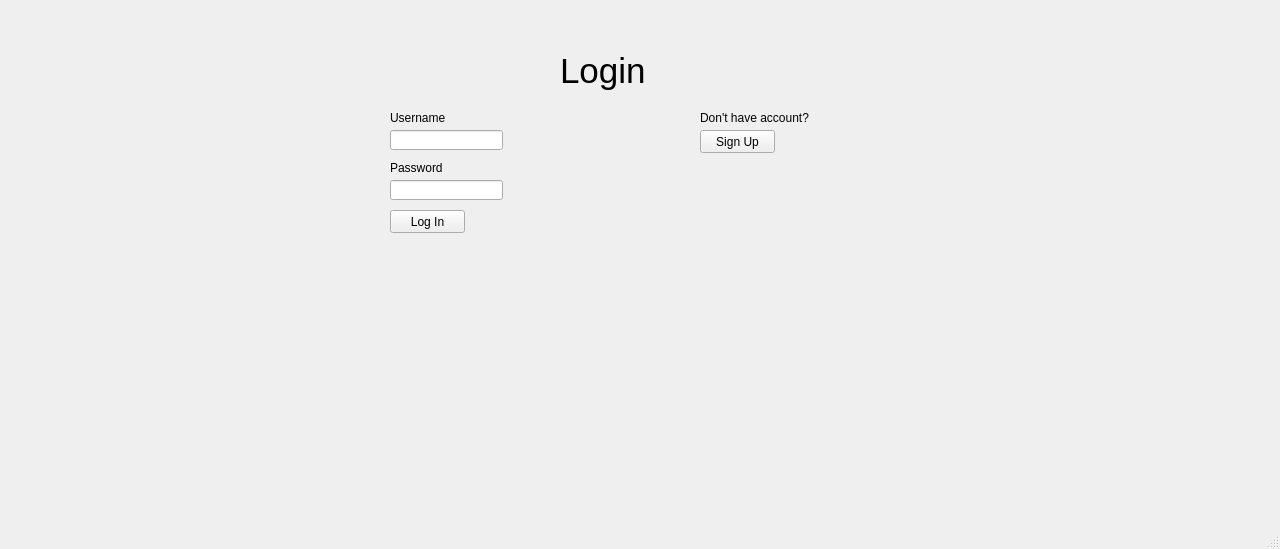
The window that bin/login.ui (HKavalos/ToGather) describes before a commit, drawn with Qt 5.
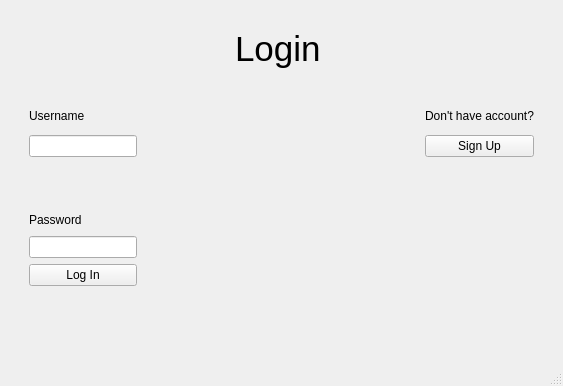
The same window after the commit.

Patch:
```diff
--- a/bin/login.ui
+++ b/bin/login.ui
@@ -6,129 +6,227 @@
    <rect>
     <x>0</x>
     <y>0</y>
-    <width>1280</width>
-    <height>549</height>
+    <width>563</width>
+    <height>386</height>
    </rect>
   </property>
   <property name="windowTitle">
    <string>MainWindow</string>
   </property>
   <widget class="QWidget" name="centralwidget">
-   <widget class="QLabel" name="login_title">
-    <property name="geometry">
-     <rect>
-      <x>560</x>
-      <y>40</y>
-      <width>131</width>
-      <height>61</height>
-     </rect>
-    </property>
-    <property name="font">
-     <font>
-      <pointsize>26</pointsize>
-     </font>
-    </property>
-    <property name="text">
-     <string>Login</string>
-    </property>
-   </widget>
-   <widget class="QLineEdit" name="login_username_entry">
-    <property name="geometry">
-     <rect>
-      <x>390</x>
-      <y>130</y>
-      <width>113</width>
-      <height>20</height>
-     </rect>
-    </property>
-   </widget>
-   <widget class="QLineEdit" name="login_password_entry">
-    <property name="geometry">
-     <rect>
-      <x>390</x>
-      <y>180</y>
-      <width>113</width>
-      <height>20</height>
-     </rect>
-    </property>
-   </widget>
-   <widget class="QLabel" name="login_username_label">
-    <property name="geometry">
-     <rect>
-      <x>390</x>
-      <y>110</y>
-      <width>111</width>
-      <height>16</height>
-     </rect>
-    </property>
-    <property name="text">
-     <string>Username</string>
-    </property>
-   </widget>
-   <widget class="QLabel" name="login_pass_label">
-    <property name="geometry">
-     <rect>
-      <x>390</x>
-      <y>160</y>
-      <width>111</width>
-      <height>16</height>
-     </rect>
-    </property>
-    <property name="text">
-     <string>Password</string>
-    </property>
-   </widget>
-   <widget class="QLabel" name="no_acc_label">
-    <property name="geometry">
-     <rect>
-      <x>700</x>
-      <y>110</y>
-      <width>121</width>
-      <height>16</height>
-     </rect>
-    </property>
-    <property name="text">
-     <string>Don't have account?</string>
-    </property>
-   </widget>
-   <widget class="QPushButton" name="signup_button">
-    <property name="geometry">
-     <rect>
-      <x>700</x>
-      <y>130</y>
-      <width>75</width>
-      <height>23</height>
-     </rect>
-    </property>
-    <property name="text">
-     <string>Sign Up</string>
-    </property>
-   </widget>
-   <widget class="QPushButton" name="login_acc_button">
-    <property name="geometry">
-     <rect>
-      <x>390</x>
-      <y>210</y>
-      <width>75</width>
-      <height>23</height>
-     </rect>
-    </property>
-    <property name="text">
-     <string>Log In</string>
-    </property>
-   </widget>
+   <layout class="QGridLayout" name="gridLayout">
+    <item row="8" column="3">
+     <spacer name="horizontalSpacer_2">
+      <property name="orientation">
+       <enum>Qt::Horizontal</enum>
+      </property>
+      <property name="sizeHint" stdset="0">
+       <size>
+        <width>40</width>
+        <height>20</height>
+       </size>
+      </property>
+     </spacer>
+    </item>
+    <item row="12" column="1">
+     <spacer name="verticalSpacer_5">
+      <property name="orientation">
+       <enum>Qt::Vertical</enum>
+      </property>
+      <property name="sizeHint" stdset="0">
+       <size>
+        <width>20</width>
+        <height>40</height>
+       </size>
+      </property>
+     </spacer>
+    </item>
+    <item row="11" column="1">
+     <spacer name="verticalSpacer_4">
+      <property name="orientation">
+       <enum>Qt::Vertical</enum>
+      </property>
+      <property name="sizeHint" stdset="0">
+       <size>
+        <width>20</width>
+        <height>40</height>
+       </size>
+      </property>
+     </spacer>
+    </item>
+    <item row="1" column="1">
+     <spacer name="verticalSpacer_6">
+      <property name="orientation">
+       <enum>Qt::Vertical</enum>
+      </property>
+      <property name="sizeHint" stdset="0">
+       <size>
+        <width>20</width>
+        <height>40</height>
+       </size>
+      </property>
+     </spacer>
+    </item>
+    <item row="1" column="5">
+     <spacer name="verticalSpacer_2">
+      <property name="orientation">
+       <enum>Qt::Vertical</enum>
+      </property>
+      <property name="sizeHint" stdset="0">
+       <size>
+        <width>20</width>
+        <height>40</height>
+       </size>
+      </property>
+     </spacer>
+    </item>
+    <item row="8" column="4">
+     <spacer name="horizontalSpacer">
+      <property name="orientation">
+       <enum>Qt::Horizontal</enum>
+      </property>
+      <property name="sizeHint" stdset="0">
+       <size>
+        <width>40</width>
+        <height>20</height>
+       </size>
+      </property>
+     </spacer>
+    </item>
+    <item row="9" column="1">
+     <widget class="QLineEdit" name="login_password_entry"/>
+    </item>
+    <item row="5" column="0" rowspan="4">
+     <spacer name="verticalSpacer_8">
+      <property name="orientation">
+       <enum>Qt::Vertical</enum>
+      </property>
+      <property name="sizeHint" stdset="0">
+       <size>
+        <width>20</width>
+        <height>40</height>
+       </size>
+      </property>
+     </spacer>
+    </item>
+    <item row="6" column="5">
+     <widget class="QPushButton" name="signup_button">
+      <property name="text">
+       <string>Sign Up</string>
+      </property>
+     </widget>
+    </item>
+    <item row="1" column="2">
+     <spacer name="horizontalSpacer_3">
+      <property name="orientation">
+       <enum>Qt::Horizontal</enum>
+      </property>
+      <property name="sizeHint" stdset="0">
+       <size>
+        <width>40</width>
+        <height>20</height>
+       </size>
+      </property>
+     </spacer>
+    </item>
+    <item row="6" column="6">
+     <spacer name="verticalSpacer">
+      <property name="orientation">
+       <enum>Qt::Vertical</enum>
+      </property>
+      <property name="sizeHint" stdset="0">
+       <size>
+        <width>20</width>
+        <height>40</height>
+       </size>
+      </property>
+     </spacer>
+    </item>
+    <item row="1" column="3">
+     <widget class="QLabel" name="login_title">
+      <property name="font">
+       <font>
+        <pointsize>26</pointsize>
+       </font>
+      </property>
+      <property name="text">
+       <string>Login</string>
+      </property>
+     </widget>
+    </item>
+    <item row="5" column="5">
+     <widget class="QLabel" name="no_acc_label">
+      <property name="text">
+       <string>Don't have account?</string>
+      </property>
+     </widget>
+    </item>
+    <item row="7" column="5">
+     <spacer name="verticalSpacer_3">
+      <property name="orientation">
+       <enum>Qt::Vertical</enum>
+      </property>
+      <property name="sizeHint" stdset="0">
+       <size>
+        <width>20</width>
+        <height>40</height>
+       </size>
+      </property>
+     </spacer>
+    </item>
+    <item row="2" column="1">
+     <spacer name="verticalSpacer_7">
+      <property name="orientation">
+       <enum>Qt::Vertical</enum>
+      </property>
+      <property name="sizeHint" stdset="0">
+       <size>
+        <width>20</width>
+        <height>40</height>
+       </size>
+      </property>
+     </spacer>
+    </item>
+    <item row="8" column="1">
+     <widget class="QLabel" name="login_pass_label">
+      <property name="text">
+       <string>Password</string>
+      </property>
+     </widget>
+    </item>
+    <item row="10" column="1">
+     <widget class="QPushButton" name="login_acc_button">
+      <property name="text">
+       <string>Log In</string>
+      </property>
+     </widget>
+    </item>
+    <item row="5" column="1">
+     <widget class="QLabel" name="login_username_label">
+      <property name="text">
+       <string>Username</string>
+      </property>
+     </widget>
+    </item>
+    <item row="6" column="1">
+     <widget class="QLineEdit" name="login_username_entry"/>
+    </item>
+    <item row="0" column="3">
+     <spacer name="horizontalSpacer_4">
+      <property name="orientation">
+       <enum>Qt::Horizontal</enum>
+      </property>
+      <property name="sizeHint" stdset="0">
+       <size>
+        <width>40</width>
+        <height>20</height>
+       </size>
+      </property>
+     </spacer>
+    </item>
+   </layout>
   </widget>
-  <widget class="QMenuBar" name="menubar">
-   <property name="geometry">
-    <rect>
-     <x>0</x>
-     <y>0</y>
-     <width>1280</width>
-     <height>21</height>
-    </rect>
-   </property>
-  </widget>
-  <widget class="QStatusBar" name="statusbar"/>
+  <widget class="QStatusBar" name="statusBar"/>
  </widget>
  <resources/>
  <connections/>
```
Left out of the diff: 6 changed lines with no effect on the pictures.
